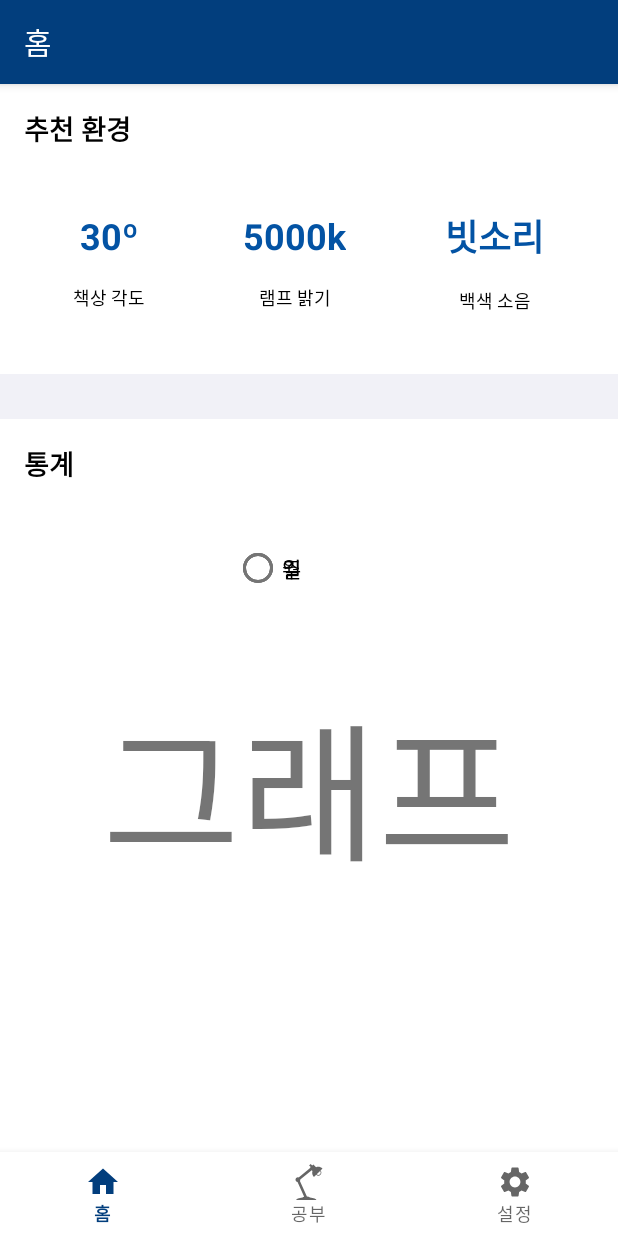
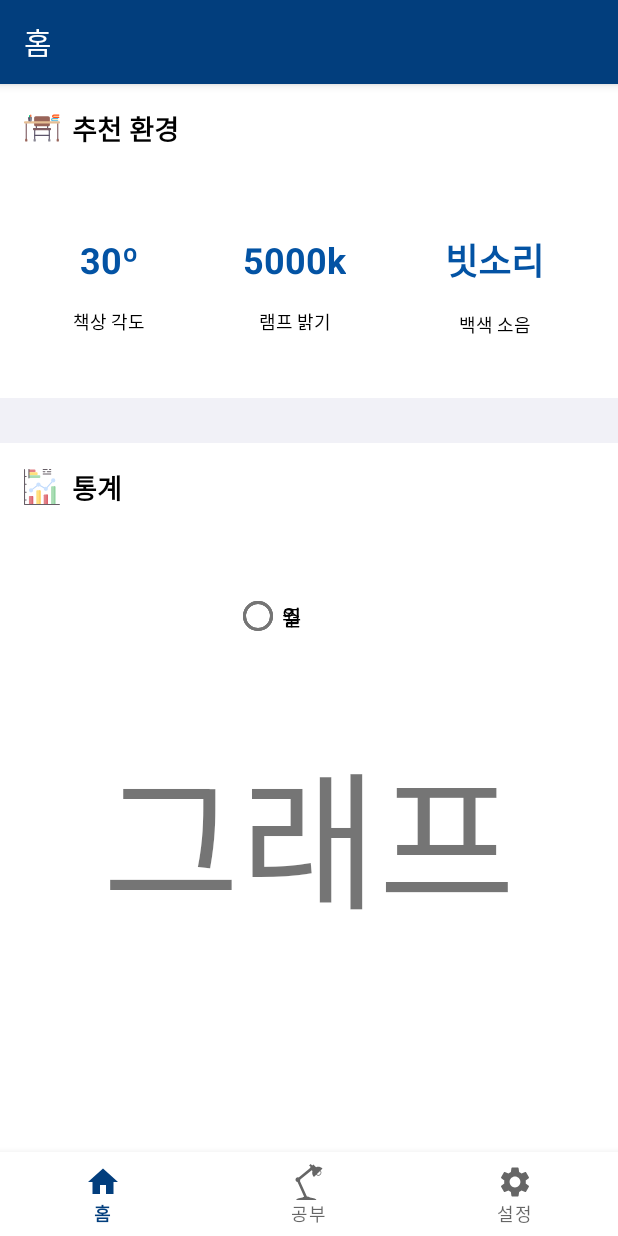
Before and after one commit to hohoprince/Just-Study, an Android app: the screen it shows after launch (MainActivity), on a phone screen of 412 x 824 dp. Run offline under Robolectric (Android 15) with nearby library versions, the phone set to English and light mode, and no system bars; our stand-ins replace navigation-ui; plain views replace SegmentedGroup.

Commit message:
아이콘 추가

```diff
--- /dev/null
+++ b/JustStudy/app/src/main/res/drawable/ic_desk_24dp.xml
@@ -0,0 +1,25 @@
+<vector android:height="24dp" android:viewportHeight="512"
+    android:viewportWidth="512" android:width="24dp" xmlns:android="http://schemas.android.com/apk/res/android">
+    <path android:fillColor="#FFEBB7" android:pathData="M408,72h88v32h-88z"/>
+    <path android:fillColor="#FFEBB7" android:pathData="M392,120h88v32h-88z"/>
+    <path android:fillColor="#5C546A" android:pathData="M176,264c-4.422,0 -8,-3.578 -8,-8v-32c0,-4.422 3.578,-8 8,-8s8,3.578 8,8v32C184,260.422 180.421,264 176,264z"/>
+    <path android:fillColor="#5C546A" android:pathData="M335.999,264c-4.422,0 -8,-3.578 -8,-8v-32c0,-4.422 3.578,-8 8,-8s8,3.578 8,8v32C343.999,260.422 340.421,264 335.999,264z"/>
+    <path android:fillColor="#996459" android:pathData="M343.999,88H168c-13.234,0 -24,10.766 -24,24v96c0,13.234 10.766,24 24,24h176c13.234,0 24,-10.766 24,-24v-96C367.999,98.766 357.234,88 343.999,88z"/>
+    <path android:fillColor="#5C546A" android:pathData="M152,424c-4.422,0 -8,-3.578 -8,-8V288c0,-4.422 3.578,-8 8,-8s8,3.578 8,8v128C160,420.422 156.421,424 152,424z"/>
+    <path android:fillColor="#7E5C62" android:pathData="M32,424c-4.422,0 -8,-3.578 -8,-8V192c0,-4.422 3.578,-8 8,-8s8,3.578 8,8v224C40,420.422 36.421,424 32,424z"/>
+    <path android:fillColor="#996459" android:pathData="M32,408L32,408c-8.837,0 -16,7.163 -16,16v16c0,4.418 3.582,8 8,8h16c4.418,0 8,-3.582 8,-8v-16C48,415.163 40.837,408 32,408z"/>
+    <path android:fillColor="#7E5C62" android:pathData="M479.999,424c-4.422,0 -8,-3.578 -8,-8V192c0,-4.422 3.578,-8 8,-8s8,3.578 8,8v224C487.999,420.422 484.421,424 479.999,424z"/>
+    <path android:fillColor="#996459" android:pathData="M480,408L480,408c-8.837,0 -16,7.163 -16,16v16c0,4.418 3.582,8 8,8h16c4.418,0 8,-3.582 8,-8v-16C496,415.163 488.836,408 480,408z"/>
+    <path android:fillColor="#5C546A" android:pathData="M359.999,424c-4.422,0 -8,-3.578 -8,-8V288c0,-4.422 3.578,-8 8,-8s8,3.578 8,8v128C367.999,420.422 364.421,424 359.999,424z"/>
+    <path android:fillColor="#5C546A" android:pathData="M359.999,368H152c-4.422,0 -8,-3.578 -8,-8s3.578,-8 8,-8h208c4.422,0 8,3.578 8,8S364.421,368 359.999,368z"/>
+    <path android:fillColor="#4BB9EC" android:pathData="M480.219,160h-72c-13.234,0 -24,-10.766 -24,-24s10.766,-24 24,-24h72c4.422,0 8,3.578 8,8s-3.578,8 -8,8h-72c-4.414,0 -8,3.586 -8,8s3.586,8 8,8h72c4.422,0 8,3.578 8,8S484.64,160 480.219,160z"/>
+    <path android:fillColor="#FF4F19" android:pathData="M496.219,112h-72c-13.234,0 -24,-10.766 -24,-24s10.766,-24 24,-24h72c4.422,0 8,3.578 8,8s-3.578,8 -8,8h-72c-4.414,0 -8,3.586 -8,8s3.586,8 8,8h72c4.422,0 8,3.578 8,8S500.64,112 496.219,112z"/>
+    <path android:fillColor="#FF4F19" android:pathData="M96,120c-4.422,0 -8,-3.578 -8,-8V72c0,-4.422 3.578,-8 8,-8s8,3.578 8,8v40C104,116.422 100.422,120 96,120z"/>
+    <path android:fillColor="#00C37A" android:pathData="M80,128c-4.422,0 -8,-3.578 -8,-8V80c0,-4.422 3.578,-8 8,-8s8,3.578 8,8v40C88,124.422 84.422,128 80,128z"/>
+    <path android:fillColor="#E6BE94" android:pathData="M496,192H360.22H16c-8.837,0 -16,-7.163 -16,-16l0,0c0,-8.837 7.163,-16 16,-16h480c8.837,0 16,7.163 16,16l0,0C512,184.836 504.836,192 496,192z"/>
+    <path android:fillColor="#868491" android:pathData="M151.781,408L151.781,408c-8.837,0 -16,7.163 -16,16v16c0,4.418 3.582,8 8,8h16c4.418,0 8,-3.582 8,-8v-16C167.781,415.163 160.617,408 151.781,408z"/>
+    <path android:fillColor="#868491" android:pathData="M359.781,408L359.781,408c-8.837,0 -16,7.163 -16,16v16c0,4.418 3.582,8 8,8h16c4.418,0 8,-3.582 8,-8v-16C375.781,415.163 368.617,408 359.781,408z"/>
+    <path android:fillColor="#7E5C62" android:pathData="M368,288H144c-8.837,0 -16,-7.163 -16,-16v-8c0,-4.418 3.582,-8 8,-8h240c4.418,0 8,3.582 8,8v8C384,280.836 376.836,288 368,288z"/>
+    <path android:fillColor="#5C546A" android:pathData="M107.388,104H60.612c-2.434,0 -4.304,2.156 -3.96,4.566L64,160h40l7.348,-51.434C111.692,106.156 109.822,104 107.388,104z"/>
+    <path android:fillColor="#868491" android:pathData="M107.388,104H84v56h20l7.348,-51.435C111.692,106.156 109.822,104 107.388,104z"/>
+</vector>
--- /dev/null
+++ b/JustStudy/app/src/main/res/drawable/ic_statistics_24dp.xml
@@ -0,0 +1,28 @@
+<vector android:height="24dp" android:viewportHeight="512"
+    android:viewportWidth="512" android:width="24dp" xmlns:android="http://schemas.android.com/apk/res/android">
+    <path android:fillColor="#aaddb4" android:pathData="m445.911,504.5h-60.61v-250.622c0,-5.523 4.477,-10 10,-10h40.61c5.523,0 10,4.477 10,10z"/>
+    <path android:fillColor="#93d3a2" android:pathData="m425.707,243.878v260.622h20.203v-250.622c0,-5.523 -4.477,-10 -10,-10z"/>
+    <path android:fillColor="#e28086" android:pathData="m340.854,504.5h-60.61v-131.423c0,-5.523 4.477,-10 10,-10h40.61c5.523,0 10,4.477 10,10z"/>
+    <path android:fillColor="#dd636e" android:pathData="m320.65,504.5h20.203v-131.423c0,-5.523 -4.477,-10 -10,-10h-10.203z"/>
+    <path android:fillColor="#ffe07d" android:pathData="m235.797,504.5h-60.61v-192.033c0,-5.523 4.477,-10 10,-10h40.61c5.523,0 10,4.477 10,10z"/>
+    <path android:fillColor="#ffd064" android:pathData="m215.593,504.5h20.203v-192.033c0,-5.523 -4.477,-10 -10,-10h-10.203z"/>
+    <path android:fillColor="#e28086" android:pathData="m130.74,504.5h-60.61v-111.22c0,-5.523 4.477,-10 10,-10h40.61c5.523,0 10,4.477 10,10z"/>
+    <path android:fillColor="#dd636e" android:pathData="m110.537,504.5h20.203v-111.22c0,-5.523 -4.477,-10 -10,-10h-10.203z"/>
+    <path android:fillColor="#e28086" android:pathData="m70.13,47.907v-40.407h82.935c5.523,0 10,4.477 10,10v20.407c0,5.523 -4.477,10 -10,10z"/>
+    <path android:fillColor="#ffe07d" android:pathData="m70.13,88.313v-40.406h113.24c5.523,0 10,4.477 10,10v20.407c0,5.523 -4.477,10 -10,10h-113.24z"/>
+    <path android:fillColor="#aaddb4" android:pathData="m70.13,128.72v-40.407h151.626c5.523,0 10,4.477 10,10v20.407c0,5.523 -4.477,10 -10,10z"/>
+    <path android:fillColor="#665e66" android:pathData="m504.5,497h-489.5v-47.63h16.744c4.142,0 7.5,-3.357 7.5,-7.5s-3.358,-7.5 -7.5,-7.5h-16.744v-97.128h16.744c4.142,0 7.5,-3.357 7.5,-7.5s-3.358,-7.5 -7.5,-7.5h-16.744v-97.128h16.744c4.142,0 7.5,-3.357 7.5,-7.5s-3.358,-7.5 -7.5,-7.5h-16.744v-97.129h16.744c4.142,0 7.5,-3.357 7.5,-7.5s-3.358,-7.5 -7.5,-7.5h-16.744v-90.485c0,-4.143 -3.358,-7.5 -7.5,-7.5s-7.5,3.357 -7.5,7.5v497c0,4.143 3.358,7.5 7.5,7.5h497c4.142,0 7.5,-3.357 7.5,-7.5s-3.358,-7.5 -7.5,-7.5z"/>
+    <path android:fillColor="#bed8fb" android:pathData="m118.27,296.248c-2.249,0 -4.473,-1.007 -5.95,-2.927 -2.525,-3.283 -1.911,-7.992 1.372,-10.518l70.81,-54.471c3.283,-2.526 7.991,-1.912 10.518,1.371 2.525,3.283 1.911,7.992 -1.372,10.518l-70.81,54.471c-1.363,1.049 -2.972,1.556 -4.568,1.556z"/>
+    <path android:fillColor="#bed8fb" android:pathData="m297.254,282.101c-1.272,0 -2.561,-0.323 -3.742,-1.005l-76.511,-44.151c-3.588,-2.07 -4.818,-6.657 -2.748,-10.245 2.07,-3.587 6.657,-4.819 10.245,-2.747l76.511,44.151c3.588,2.07 4.818,6.657 2.748,10.245 -1.388,2.406 -3.91,3.752 -6.503,3.752z"/>
+    <path android:fillColor="#bed8fb" android:pathData="m319.394,279.729c-1.762,0 -3.531,-0.617 -4.956,-1.873 -3.107,-2.739 -3.406,-7.479 -0.667,-10.586l88.309,-100.196c2.739,-3.106 7.479,-3.405 10.585,-0.668 3.107,2.739 3.406,7.479 0.667,10.586l-88.309,100.196c-1.482,1.681 -3.55,2.541 -5.629,2.541z"/>
+    <path android:fillColor="#665e66" android:pathData="m329.742,15h-57.579c-4.142,0 -7.5,-3.357 -7.5,-7.5s3.358,-7.5 7.5,-7.5h57.579c4.142,0 7.5,3.357 7.5,7.5s-3.358,7.5 -7.5,7.5z"/>
+    <path android:fillColor="#665e66" android:pathData="m381.26,15h-19.193c-4.142,0 -7.5,-3.357 -7.5,-7.5s3.358,-7.5 7.5,-7.5h19.193c4.142,0 7.5,3.357 7.5,7.5s-3.358,7.5 -7.5,7.5z"/>
+    <path android:fillColor="#665e66" android:pathData="m381.26,47.325h-50.508c-4.142,0 -7.5,-3.357 -7.5,-7.5s3.358,-7.5 7.5,-7.5h50.508c4.142,0 7.5,3.357 7.5,7.5s-3.358,7.5 -7.5,7.5z"/>
+    <path android:fillColor="#665e66" android:pathData="m298.427,47.325h-26.264c-4.142,0 -7.5,-3.357 -7.5,-7.5s3.358,-7.5 7.5,-7.5h26.264c4.142,0 7.5,3.357 7.5,7.5s-3.358,7.5 -7.5,7.5z"/>
+    <path android:fillColor="#665e66" android:pathData="m381.26,79.65h-109.097c-4.142,0 -7.5,-3.357 -7.5,-7.5s3.358,-7.5 7.5,-7.5h109.097c4.142,0 7.5,3.357 7.5,7.5s-3.358,7.5 -7.5,7.5z"/>
+    <path android:fillColor="#665e66" android:pathData="m70.13,136.22c-4.142,0 -7.5,-3.357 -7.5,-7.5v-121.22c0,-4.143 3.358,-7.5 7.5,-7.5s7.5,3.357 7.5,7.5v121.22c0,4.142 -3.358,7.5 -7.5,7.5z"/>
+    <path android:fillColor="#cbe2ff" android:pathData="M415.606,163.065m-30.305,0a30.305,30.305 0,1 1,60.61 0a30.305,30.305 0,1 1,-60.61 0"/>
+    <path android:fillColor="#cbe2ff" android:pathData="M310.549,282.264m-30.305,0a30.305,30.305 0,1 1,60.61 0a30.305,30.305 0,1 1,-60.61 0"/>
+    <path android:fillColor="#cbe2ff" android:pathData="M205.492,221.654m-30.305,0a30.305,30.305 0,1 1,60.61 0a30.305,30.305 0,1 1,-60.61 0"/>
+    <path android:fillColor="#cbe2ff" android:pathData="M100.435,302.467m-30.305,0a30.305,30.305 0,1 1,60.61 0a30.305,30.305 0,1 1,-60.61 0"/>
+</vector>
--- a/JustStudy/app/src/main/res/layout/fragment_home.xml
+++ b/JustStudy/app/src/main/res/layout/fragment_home.xml
@@ -13,13 +13,33 @@
             app:layout_constraintBottom_toBottomOf="parent">
         <LinearLayout android:layout_width="match_parent" android:layout_height="wrap_content"
                       android:orientation="vertical">
+
+            <LinearLayout
+                    android:orientation="horizontal"
+                    android:layout_width="match_parent"
+                    android:layout_height="match_parent"
+                    android:gravity="left|center_vertical"
+                    android:padding="16dp">
+
+                <ImageView
+                        android:src="@drawable/ic_desk_24dp"
+                        android:layout_width="wrap_content"
+                        android:layout_height="wrap_content"
+                        android:id="@+id/imageView5"
+                        />
+
                 <TextView
                         android:text="추천 환경"
                         android:id="@+id/title"
                         android:layout_width="wrap_content"
                         android:layout_height="wrap_content"
-                    android:layout_marginTop="16dp" android:layout_marginStart="16dp" android:textSize="18sp"
-                    android:textStyle="bold" android:textColor="@color/black" android:fontFamily="sans-serif"/>
+                        android:textSize="18sp"
+                        android:textStyle="bold"
+                        android:textColor="@color/black"
+                        android:fontFamily="sans-serif"
+                        android:layout_marginLeft="8dp"/>
+            </LinearLayout>
+
             <LinearLayout
                     android:orientation="horizontal"
                     android:layout_width="match_parent"
@@ -30,11 +50,16 @@
                         android:layout_width="wrap_content"
                         android:layout_height="wrap_content" android:layout_weight="1"
                         android:gravity="center" android:padding="16dp">
+
                     <TextView
-                            android:text="30º"
                             android:layout_width="wrap_content"
-                            android:layout_height="wrap_content" android:textColor="@color/navy_light"
-                            android:layout_margin="8dp" android:textSize="24sp" android:textStyle="bold"/>
+                            android:layout_height="wrap_content"
+                            android:textColor="@color/navy_light"
+                            android:layout_margin="8dp"
+                            android:textSize="24sp"
+                            android:textStyle="bold"
+                            tools:text="0º"
+                            android:text="30º"/>
                     <TextView
                             android:text="책상 각도"
                             android:layout_width="wrap_content"
@@ -46,11 +71,16 @@
                         android:layout_width="wrap_content"
                         android:layout_height="wrap_content" android:layout_weight="1" android:gravity="center"
                         android:padding="16dp">
+
                     <TextView
-                            android:text="5000k"
                             android:layout_width="wrap_content"
-                            android:layout_height="wrap_content" android:textColor="@color/navy_light"
-                            android:layout_margin="8dp" android:textSize="24sp" android:textStyle="bold"/>
+                            android:layout_height="wrap_content"
+                            android:textColor="@color/navy_light"
+                            android:layout_margin="8dp"
+                            android:textSize="24sp"
+                            android:textStyle="bold"
+                            tools:text="0k"
+                            android:text="5000k"/>
                     <TextView
                             android:text="램프 밝기"
                             android:layout_width="wrap_content"
@@ -62,11 +92,16 @@
                         android:layout_width="wrap_content"
                         android:layout_height="wrap_content" android:layout_weight="1" android:gravity="center"
                         android:padding="16dp">
+
                     <TextView
-                            android:text="빗소리"
                             android:layout_width="wrap_content"
-                            android:layout_height="wrap_content" android:textColor="@color/navy_light"
-                            android:layout_margin="8dp" android:textSize="24sp" android:textStyle="bold"/>
+                            android:layout_height="wrap_content"
+                            android:textColor="@color/navy_light"
+                            android:layout_margin="8dp"
+                            android:textSize="24sp"
+                            android:textStyle="bold"
+                            tools:text="빗소리"
+                            android:text="빗소리"/>
                     <TextView
                             android:text="백색 소음"
                             android:layout_width="wrap_content"
@@ -80,14 +115,32 @@
                     android:layout_height="30dp"
                     android:background="@color/gray_light"
                     android:id="@+id/view"/>
+
+            <LinearLayout
+                    android:orientation="horizontal"
+                    android:layout_width="match_parent"
+                    android:layout_height="match_parent"
+                    android:gravity="left|center_vertical"
+                    android:padding="16dp">
+
+                <ImageView
+                        android:src="@drawable/ic_statistics_24dp"
+                        android:layout_width="wrap_content"
+                        android:layout_height="wrap_content"
+                        android:id="@+id/imageView6"
+                        />
+
                 <TextView
                         android:text="통계"
                         android:id="@+id/title2"
                         android:layout_width="wrap_content"
                         android:layout_height="wrap_content"
-                    android:layout_marginStart="16dp" android:textSize="18sp"
-                    android:textStyle="bold" android:textColor="@color/black" android:fontFamily="sans-serif"
-                    android:layout_marginTop="16dp"/>
+                        android:textSize="18sp"
+                        android:textStyle="bold"
+                        android:textColor="@color/black"
+                        android:fontFamily="sans-serif"
+                        android:layout_marginLeft="8dp"/>
+            </LinearLayout>
 
             <info.hoang8f.android.segmented.SegmentedGroup
                     android:id="@+id/segmented2"
@@ -132,6 +185,7 @@
                     android:layout_width="wrap_content"
                     android:layout_height="500dp" android:id="@+id/textView4"
                     android:layout_marginTop="32dp" android:textSize="100sp" android:layout_gravity="center"/>
+
         </LinearLayout>
     </ScrollView>
 </androidx.constraintlayout.widget.ConstraintLayout>
```
Also changed, not shown: JustStudy/app/src/main/res/drawable/ic_book_24dp.xml (added, +13 -0 lines), JustStudy/app/src/main/res/drawable/ic_coffee_24dp.xml (added, +21 -0 lines), JustStudy/app/src/main/res/drawable/ic_smartphone_24dp.xml (added, +30 -0 lines), JustStudy/app/src/main/res/layout/fragment_settings.xml (+36 -6 lines). Lines whose indentation alone changed are shown as unchanged.
